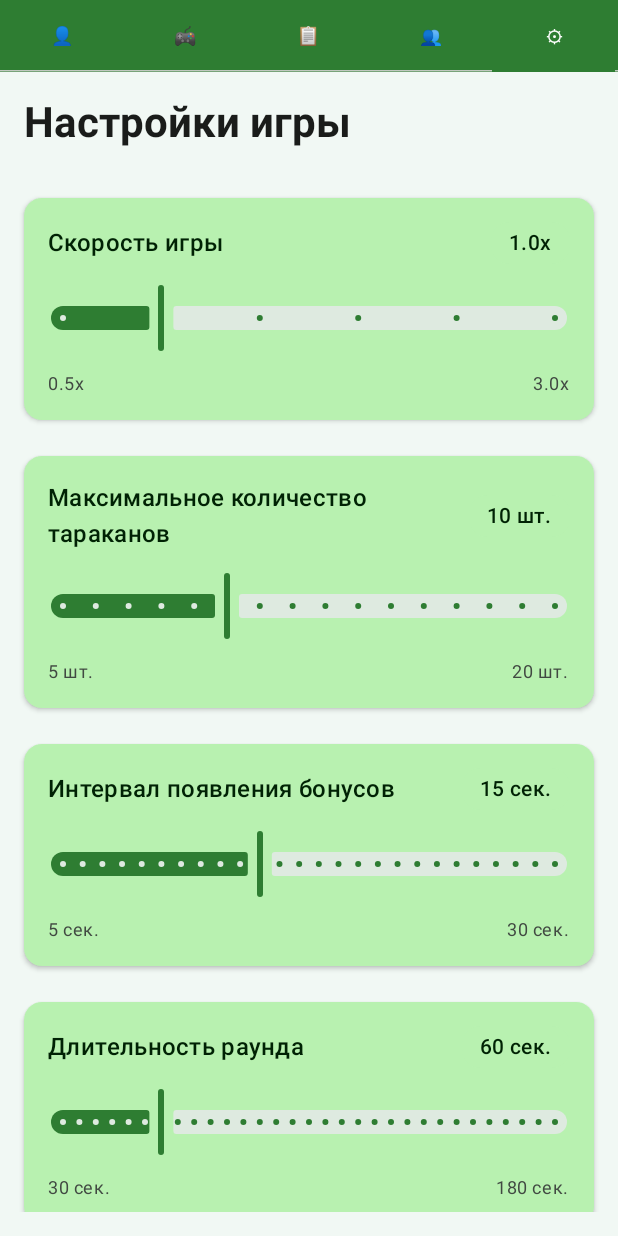
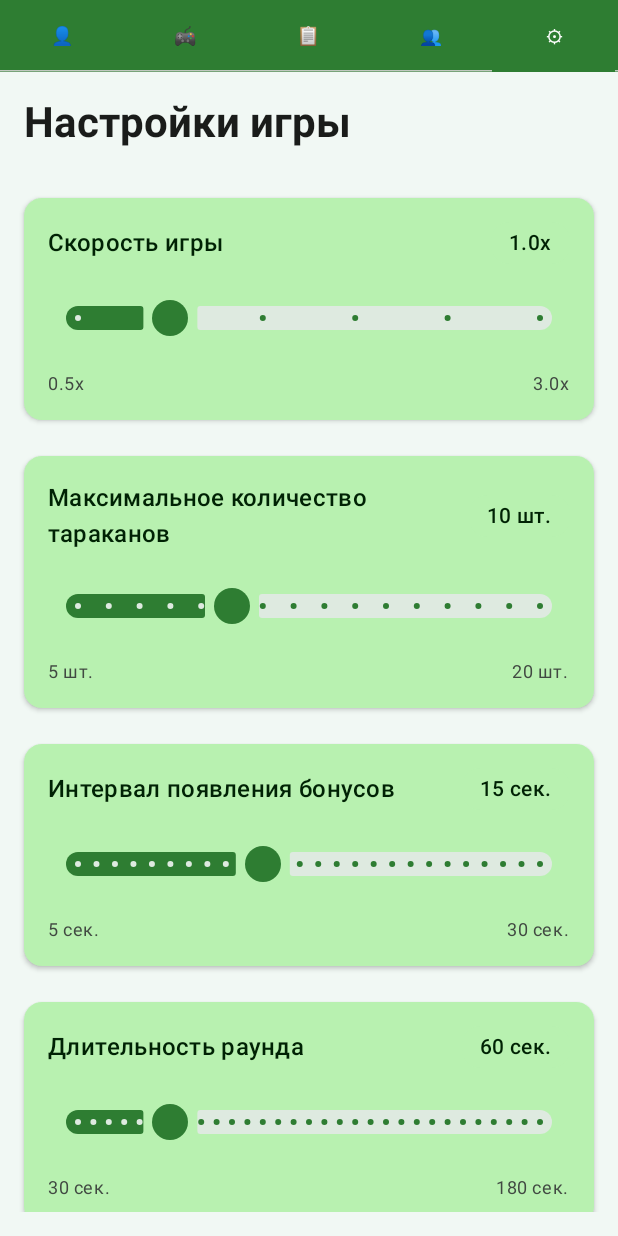
Before and after one commit to t1m3ctrl/cockroach, an Android app built with Jetpack Compose: the screen it shows after launch (MainActivity), tab 5 chosen, on a phone screen of 412 x 824 dp. Run offline under Robolectric (Android 15) with nearby library versions, the phone set to English and light mode, and no system bars; network calls fail.

Commit message:
Updated rules

```diff
--- a/app/src/main/java/com/example/cockroach/ui/settings/GameSettingsScreen.kt
+++ b/app/src/main/java/com/example/cockroach/ui/settings/GameSettingsScreen.kt
@@ -1,16 +1,20 @@
 package com.example.cockroach.ui.settings
 
-import android.annotation.SuppressLint
+import androidx.compose.foundation.background
 import androidx.compose.foundation.layout.Arrangement
+import androidx.compose.foundation.layout.Box
 import androidx.compose.foundation.layout.Column
 import androidx.compose.foundation.layout.Row
 import androidx.compose.foundation.layout.fillMaxSize
 import androidx.compose.foundation.layout.fillMaxWidth
 import androidx.compose.foundation.layout.padding
+import androidx.compose.foundation.layout.size
 import androidx.compose.foundation.lazy.LazyColumn
+import androidx.compose.foundation.shape.CircleShape
 import androidx.compose.material3.Button
 import androidx.compose.material3.Card
 import androidx.compose.material3.CardDefaults
+import androidx.compose.material3.ExperimentalMaterial3Api
 import androidx.compose.material3.MaterialTheme
 import androidx.compose.material3.OutlinedButton
 import androidx.compose.material3.Slider
@@ -27,10 +31,8 @@ import androidx.compose.ui.text.font.FontWeight
 import androidx.compose.ui.unit.dp
 import com.example.cockroach.R
 import com.example.cockroach.data.model.GameSettings
+import java.util.Locale
 
-
-//@SuppressLint("DefaultLocale")
-@SuppressLint("DefaultLocale")
 @Composable
 fun GameSettingsScreen(
     modifier: Modifier = Modifier,
@@ -61,7 +63,7 @@ fun GameSettingsScreen(
                 value = settings.gameSpeed,
                 valueRange = 0.5f..3.0f,
                 onValueChange = { settings = settings.copy(gameSpeed = it) },
-                valueFormatter = { "${String.format("%.1f", it)}x" },
+                valueFormatter = { "${String.format(Locale.US, "%.1f", it)}x" },
                 steps = 4
             )
         }
@@ -133,15 +135,16 @@ fun GameSettingsScreen(
     }
 }
 
+@OptIn(ExperimentalMaterial3Api::class)
 @Composable
 fun SettingSlider(
+    modifier: Modifier = Modifier,
     title: String,
     value: Float,
     valueRange: ClosedFloatingPointRange<Float>,
     onValueChange: (Float) -> Unit,
     valueFormatter: (Float) -> String,
     steps: Int = 0,
-    @SuppressLint("ModifierParameter") modifier: Modifier = Modifier
 ) {
     Card(
         modifier = modifier.fillMaxWidth(),
@@ -188,6 +191,16 @@ fun SettingSlider(
                 onValueChange = onValueChange,
                 valueRange = valueRange,
                 steps = steps,
+                thumb = {
+                    Box(
+                        modifier = Modifier
+                            .size(24.dp) // размер "шарика"
+                            .background(
+                                color = MaterialTheme.colorScheme.primary,
+                                shape = CircleShape
+                            )
+                    )
+                },
                 modifier = Modifier.fillMaxWidth()
             )
 
```
Also changed, not shown: 1 other file.
